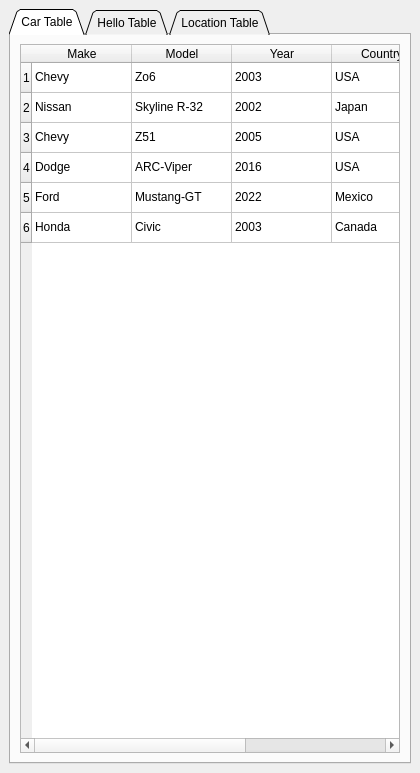
Above: 102/gui/rightDock.ui from Monte42/PyQt before the change. Below: the same form after it.
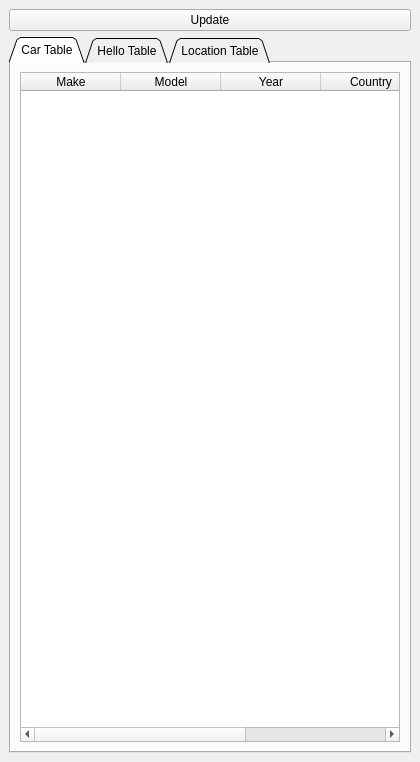
That is the form after the change. The open tabs and pages were chosen to show the change.

Commit message: all tables in rt dock connected to DB

Patch:
```diff
--- a/102/gui/rightDock.ui
+++ b/102/gui/rightDock.ui
@@ -7,7 +7,7 @@
     <x>0</x>
     <y>0</y>
     <width>420</width>
-    <height>773</height>
+    <height>762</height>
    </rect>
   </property>
   <property name="minimumSize">
@@ -26,9 +26,15 @@
    <string>Database Data</string>
   </property>
   <widget class="QWidget" name="dockWidgetContents">
-   <layout class="QVBoxLayout" name="verticalLayout_2">
-    <item>
+   <layout class="QGridLayout" name="gridLayout">
+    <item row="1" column="0">
      <widget class="QTabWidget" name="displayData">
+      <property name="sizePolicy">
+       <sizepolicy hsizetype="Preferred" vsizetype="Preferred">
+        <horstretch>0</horstretch>
+        <verstretch>0</verstretch>
+       </sizepolicy>
+      </property>
       <property name="maximumSize">
        <size>
         <width>420</width>
@@ -50,37 +56,7 @@
        </attribute>
        <layout class="QVBoxLayout" name="verticalLayout">
         <item>
-         <widget class="QTableWidget" name="tableCar">
-          <row>
-           <property name="text">
-            <string>1</string>
-           </property>
-          </row>
-          <row>
-           <property name="text">
-            <string>2</string>
-           </property>
-          </row>
-          <row>
-           <property name="text">
-            <string>3</string>
-           </property>
-          </row>
-          <row>
-           <property name="text">
-            <string>4</string>
-           </property>
-          </row>
-          <row>
-           <property name="text">
-            <string>5</string>
-           </property>
-          </row>
-          <row>
-           <property name="text">
-            <string>6</string>
-           </property>
-          </row>
+         <widget class="QTableWidget" name="tableCars">
           <column>
            <property name="text">
             <string>Make</string>
@@ -106,156 +82,6 @@
             <string>Price (USD)</string>
            </property>
           </column>
-          <item row="0" column="0">
-           <property name="text">
-            <string>Chevy</string>
-           </property>
-          </item>
-          <item row="0" column="1">
-           <property name="text">
-            <string>Zo6</string>
-           </property>
-          </item>
-          <item row="0" column="2">
-           <property name="text">
-            <string>2003</string>
-           </property>
-          </item>
-          <item row="0" column="3">
-           <property name="text">
-            <string>USA</string>
-           </property>
-          </item>
-          <item row="0" column="4">
-           <property name="text">
-            <string>18000</string>
-           </property>
-          </item>
-          <item row="1" column="0">
-           <property name="text">
-            <string>Nissan</string>
-           </property>
-          </item>
-          <item row="1" column="1">
-           <property name="text">
-            <string>Skyline R-32</string>
-           </property>
-          </item>
-          <item row="1" column="2">
-           <property name="text">
-            <string>2002</string>
-           </property>
-          </item>
-          <item row="1" column="3">
-           <property name="text">
-            <string>Japan</string>
-           </property>
-          </item>
-          <item row="1" column="4">
-           <property name="text">
-            <string>42000</string>
-           </property>
-          </item>
-          <item row="2" column="0">
-           <property name="text">
-            <string>Chevy</string>
-           </property>
-          </item>
-          <item row="2" column="1">
-           <property name="text">
-            <string>Z51</string>
-           </property>
-          </item>
-          <item row="2" column="2">
-           <property name="text">
-            <string>2005</string>
-           </property>
-          </item>
-          <item row="2" column="3">
-           <property name="text">
-            <string>USA</string>
-           </property>
-          </item>
-          <item row="2" column="4">
-           <property name="text">
-            <string>22000</string>
-           </property>
-          </item>
-          <item row="3" column="0">
-           <property name="text">
-            <string>Dodge</string>
-           </property>
-          </item>
-          <item row="3" column="1">
-           <property name="text">
-            <string>ARC-Viper</string>
-           </property>
-          </item>
-          <item row="3" column="2">
-           <property name="text">
-            <string>2016</string>
-           </property>
-          </item>
-          <item row="3" column="3">
-           <property name="text">
-            <string>USA</string>
-           </property>
-          </item>
-          <item row="3" column="4">
-           <property name="text">
-            <string>145000</string>
-           </property>
-          </item>
-          <item row="4" column="0">
-           <property name="text">
-            <string>Ford</string>
-           </property>
-          </item>
-          <item row="4" column="1">
-           <property name="text">
-            <string>Mustang-GT</string>
-           </property>
-          </item>
-          <item row="4" column="2">
-           <property name="text">
-            <string>2022</string>
-           </property>
-          </item>
-          <item row="4" column="3">
-           <property name="text">
-            <string>Mexico</string>
-           </property>
-          </item>
-          <item row="4" column="4">
-           <property name="text">
-            <string>120000</string>
-           </property>
-          </item>
-          <item row="5" column="0">
-           <property name="text">
-            <string>Honda</string>
-           </property>
-          </item>
-          <item row="5" column="1">
-           <property name="text">
-            <string>Civic</string>
-           </property>
-          </item>
-          <item row="5" column="2">
-           <property name="text">
-            <string>2003</string>
-           </property>
-          </item>
-          <item row="5" column="3">
-           <property name="text">
-            <string>Canada</string>
-           </property>
-          </item>
-          <item row="5" column="4">
-           <property name="text">
-            <string>2500</string>
-           </property>
-          </item>
          </widget>
         </item>
        </layout>
@@ -284,13 +110,6 @@
           </column>
          </widget>
         </item>
-        <item>
-         <widget class="QPushButton" name="updateBtn">
-          <property name="text">
-           <string>Update</string>
-          </property>
-         </widget>
-        </item>
        </layout>
       </widget>
       <widget class="QWidget" name="locationTable">
@@ -355,6 +174,13 @@
       </widget>
      </widget>
     </item>
+    <item row="0" column="0">
+     <widget class="QPushButton" name="updateBtn">
+      <property name="text">
+       <string>Update</string>
+      </property>
+     </widget>
+    </item>
    </layout>
   </widget>
  </widget>
```
Left out of the diff: 31 changed lines with no effect on the pictures. The commit also changes 3 other files.
